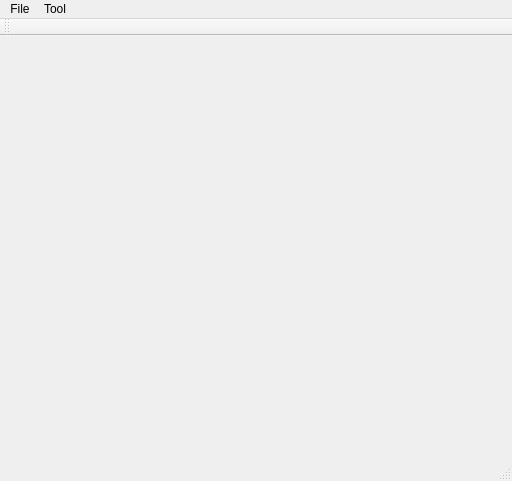
boliu68/CV_HW, file p1/mainwindow.ui: the form before one commit.
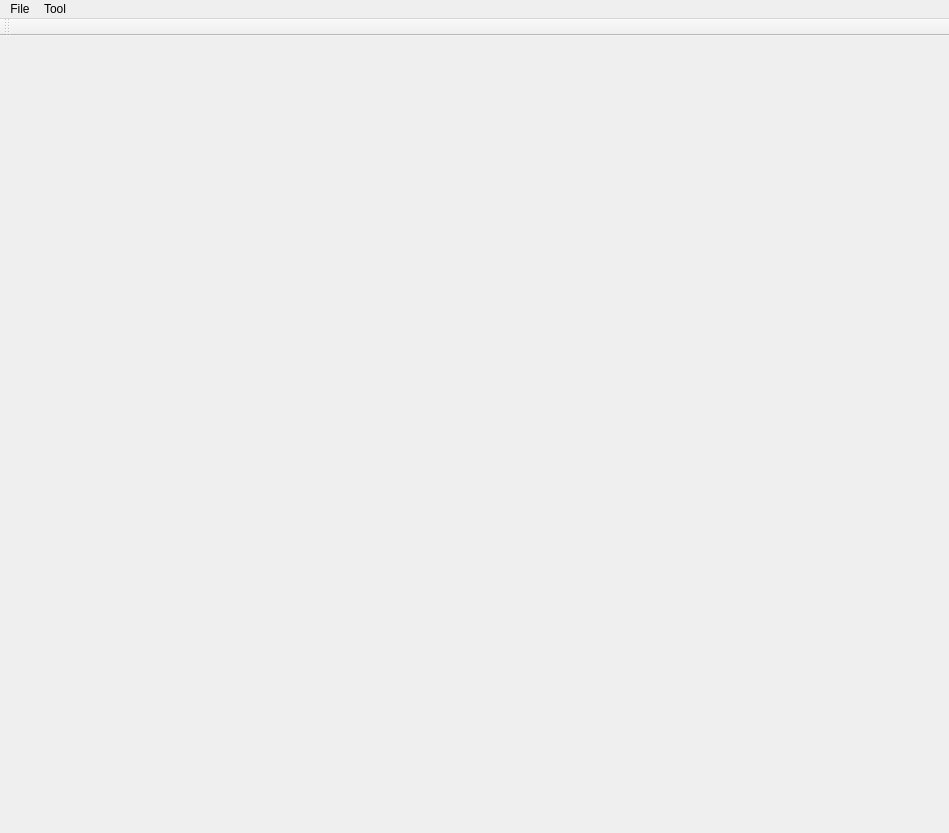
The form after the commit.

What changed in the file:
```diff
--- a/p1/mainwindow.ui
+++ b/p1/mainwindow.ui
@@ -6,21 +6,27 @@
    <rect>
     <x>0</x>
     <y>0</y>
-    <width>512</width>
-    <height>481</height>
+    <width>949</width>
+    <height>833</height>
    </rect>
   </property>
   <property name="windowTitle">
    <string>MainWindow</string>
   </property>
   <widget class="QWidget" name="centralWidget">
+   <property name="enabled">
+    <bool>true</bool>
+   </property>
    <widget class="QLabel" name="ShowImage">
+    <property name="enabled">
+     <bool>true</bool>
+    </property>
     <property name="geometry">
      <rect>
       <x>0</x>
       <y>0</y>
-      <width>461</width>
-      <height>301</height>
+      <width>401</width>
+      <height>480</height>
      </rect>
     </property>
     <property name="text">
@@ -39,7 +45,7 @@
     <rect>
      <x>0</x>
      <y>0</y>
-     <width>512</width>
+     <width>949</width>
      <height>21</height>
     </rect>
    </property>
@@ -85,7 +91,6 @@
     <bool>false</bool>
    </attribute>
   </widget>
-  <widget class="QStatusBar" name="statusBar"/>
   <action name="SaveContour">
    <property name="text">
     <string>Save Contour</string>
```
Left out of the diff: 22 changed lines with no effect on the pictures.
